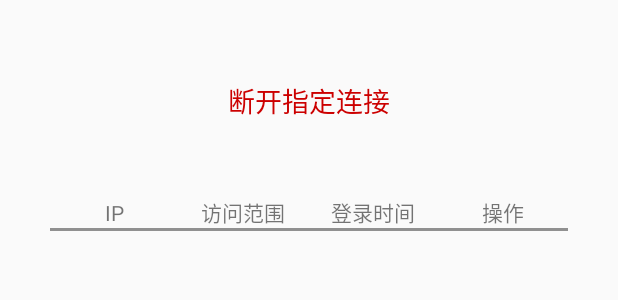
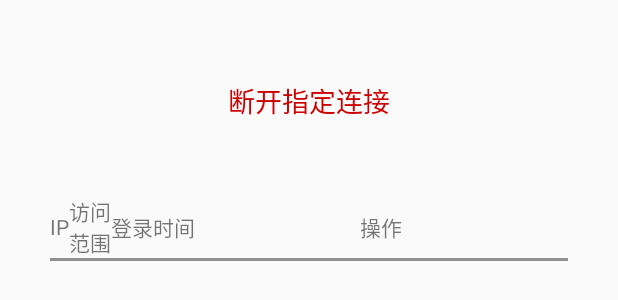
Before and after one commit to Brainor/ipGate, an Android app: the layout disconnect.xml on its own in the app's theme, with its tools: preview values and no code run, on a phone screen of 412 x 824 dp. Shown: the top 300 px of the screen. Run offline under Robolectric (Android 15) with nearby library versions, the phone set to English and light mode, and no system bars.

Commit message:
断开指定连接问题解决~

```diff
--- a/app/src/main/res/layout/disconnect.xml
+++ b/app/src/main/res/layout/disconnect.xml
@@ -1,64 +1,69 @@
 <?xml version="1.0" encoding="utf-8"?>
 <TableLayout xmlns:android="http://schemas.android.com/apk/res/android"
     xmlns:tools="http://schemas.android.com/tools"
+    android:id="@+id/表格"
     android:layout_width="match_parent"
     android:layout_height="match_parent"
+    android:paddingBottom="100px"
     android:paddingLeft="50px"
     android:paddingRight="50px"
     android:paddingTop="80px"
-    android:paddingBottom="100px"
-    android:id="@+id/表格">
+    android:stretchColumns="3"
+    android:shrinkColumns="3">
 
     <TextView
         android:layout_width="wrap_content"
         android:layout_height="wrap_content"
-        android:textAppearance="?android:attr/textAppearanceMedium"
-        android:text="断开指定连接"
         android:gravity="center"
         android:paddingBottom="50dp"
+        android:text="断开指定连接"
+        android:textAppearance="?android:attr/textAppearanceMedium"
         android:textColor="@android:color/holo_red_dark" />
 
     <TableRow
         android:layout_width="match_parent"
-        android:layout_height="wrap_content">
+        android:layout_height="wrap_content"
+        android:clickable="false">
 
         <TextView
-            android:layout_width="0dp"
+            android:id="@+id/textView"
+            android:layout_width="wrap_content"
             android:layout_height="wrap_content"
+            android:layout_gravity="center"
             android:text="IP"
-            android:id="@+id/textView"
-            android:layout_weight="1"
-            android:gravity="center"
-            android:layout_column="0" />
+            android:layout_column="0"
+            android:clickable="false" />
 
         <TextView
-            android:layout_width="0dp"
+            android:id="@+id/textView2"
+            android:layout_width="wrap_content"
             android:layout_height="wrap_content"
-            android:text="访问范围"
-            android:id="@+id/textView2"
-            android:layout_weight="1"
-            android:gravity="center"
-            android:layout_column="1" />
+            android:layout_gravity="center"
+            android:text="访问\n范围"
+            android:layout_column="1"
+            android:clickable="false" />
 
         <TextView
-            android:layout_width="0dp"
+            android:id="@+id/textView3"
+            android:layout_width="wrap_content"
             android:layout_height="wrap_content"
             android:text="登录时间"
-            android:id="@+id/textView3"
-            android:layout_weight="1"
-            android:gravity="center"
-            android:layout_column="2" />
+            android:layout_gravity="center"
+            android:layout_column="2"
+            android:clickable="false" />
 
         <TextView
-            android:layout_width="0dp"
+            android:id="@+id/textView4"
+            android:layout_width="wrap_content"
             android:layout_height="wrap_content"
+            android:layout_gravity="center"
             android:text="操作"
-            android:id="@+id/textView4"
-            android:layout_weight="1"
-            android:gravity="center"
-            android:layout_column="3" />
+            android:layout_column="3"
+            android:clickable="false" />
     </TableRow>
+
     <View
         android:layout_height="2dip"
         android:background="#FF909090" />
+
 </TableLayout>
--- a/app/src/main/res/values/strings.xml
+++ b/app/src/main/res/values/strings.xml
@@ -1,4 +1,4 @@
 <resources>
-    <string name="app_name">MyFirstApp</string>
+    <string name="app_name">北大网关</string>
     <string name="action_settings">Settings</string>
 </resources>
```
Also changed, not shown: app/src/main/java/com/brainor/myfirstapp/HWR.java (+68 -53 lines), app/src/main/java/com/brainor/myfirstapp/MainActivity.java (+44 -30 lines), 1 other file.
